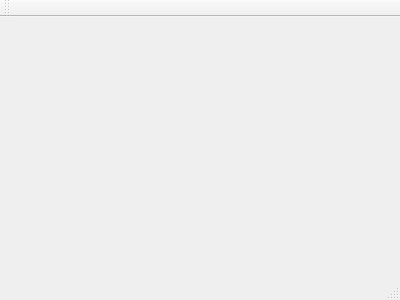
The window that mainwindow.ui (gembux2012/simplmessage) describes before a commit, drawn with Qt 5.
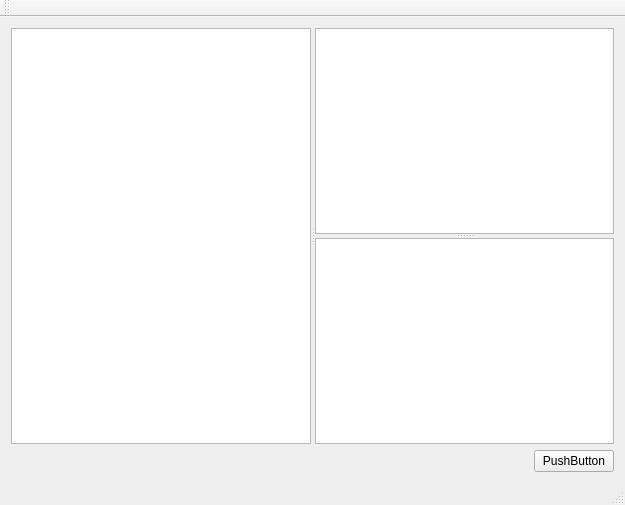
The same window after the commit.

What changed in the file:
```diff
--- a/mainwindow.ui
+++ b/mainwindow.ui
@@ -1,24 +1,82 @@
 <ui version="4.0">
  <class>MainWindow</class>
- <widget class="QMainWindow" name="MainWindow" >
-  <property name="geometry" >
+ <widget class="QMainWindow" name="MainWindow">
+  <property name="geometry">
    <rect>
     <x>0</x>
     <y>0</y>
-    <width>400</width>
-    <height>300</height>
+    <width>625</width>
+    <height>505</height>
    </rect>
   </property>
-  <property name="windowTitle" >
+  <property name="sizePolicy">
+   <sizepolicy hsizetype="Expanding" vsizetype="Preferred">
+    <horstretch>0</horstretch>
+    <verstretch>0</verstretch>
+   </sizepolicy>
+  </property>
+  <property name="maximumSize">
+   <size>
+    <width>16777207</width>
+    <height>16777215</height>
+   </size>
+  </property>
+  <property name="windowTitle">
    <string>MainWindow</string>
   </property>
-  <widget class="QMenuBar" name="menuBar" />
-  <widget class="QToolBar" name="mainToolBar" />
-  <widget class="QWidget" name="centralWidget" />
-  <widget class="QStatusBar" name="statusBar" />
+  <widget class="QWidget" name="centralWidget">
+   <property name="sizePolicy">
+    <sizepolicy hsizetype="Expanding" vsizetype="Expanding">
+     <horstretch>0</horstretch>
+     <verstretch>0</verstretch>
+    </sizepolicy>
+   </property>
+   <layout class="QGridLayout" name="gridLayout">
+    <item row="0" column="0">
+     <widget class="QSplitter" name="splitter_2">
+      <property name="orientation">
+       <enum>Qt::Horizontal</enum>
+      </property>
+      <widget class="QTreeView" name="treeView"/>
+      <widget class="QSplitter" name="splitter">
+       <property name="orientation">
+        <enum>Qt::Vertical</enum>
+       </property>
+       <widget class="QTextBrowser" name="textBrowser"/>
+       <widget class="QTextEdit" name="textEdit"/>
+      </widget>
+     </widget>
+    </item>
+    <item row="1" column="0" alignment="Qt::AlignRight">
+     <widget class="QPushButton" name="pushButton">
+      <property name="text">
+       <string>PushButton</string>
+      </property>
+     </widget>
+    </item>
+   </layout>
+  </widget>
+  <widget class="QMenuBar" name="menuBar">
+   <property name="geometry">
+    <rect>
+     <x>0</x>
+     <y>0</y>
+     <width>625</width>
+     <height>23</height>
+    </rect>
+   </property>
+  </widget>
+  <widget class="QToolBar" name="mainToolBar">
+   <attribute name="toolBarArea">
+    <enum>TopToolBarArea</enum>
+   </attribute>
+   <attribute name="toolBarBreak">
+    <bool>false</bool>
+   </attribute>
+  </widget>
+  <widget class="QStatusBar" name="statusBar"/>
  </widget>
- <layoutDefault spacing="6" margin="11" />
- <pixmapfunction></pixmapfunction>
+ <layoutdefault spacing="6" margin="11"/>
  <resources/>
  <connections/>
 </ui>
```
Left out of the diff: 1 changed line with no effect on the pictures.
